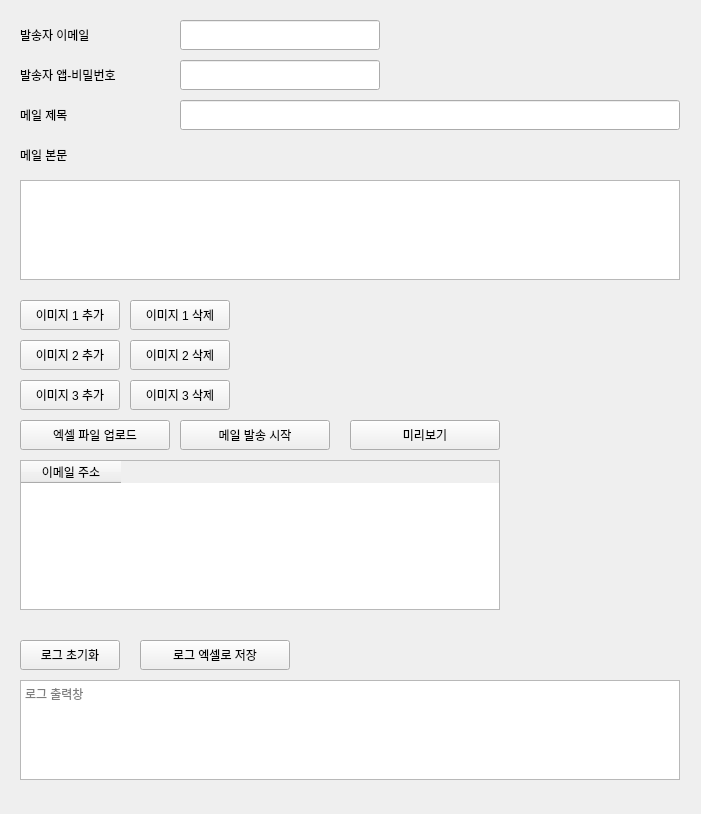
Above: email_sender_add_bodyTxt_image.ui from doctrin/MassMailSend before the change. Below: the same form after it.
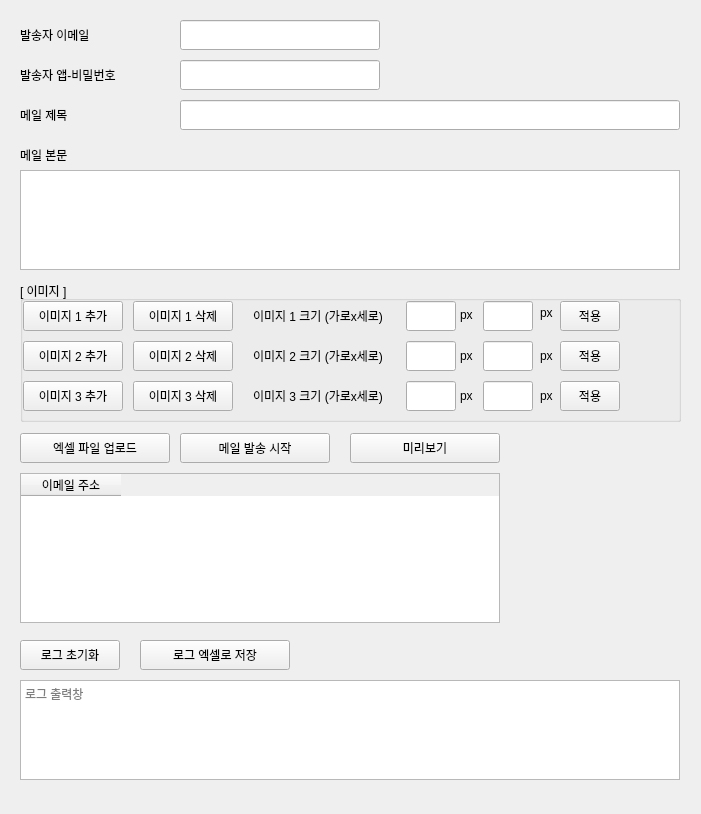
That is the form after the change.

Commit message:
메일본문 뒤에 이미지 추가가능(최대3장/사이즈 조정 가능), 미리보기 기능 추가
메일제목 > 메일본문 > 이미지 1 > 이미지 2 > 이미지 3 의 순서대로 메일내용 작성하여 발송. 이미지 사이즈도 조정 가능하며 미리보기에서도 확인 가능

```diff
--- a/email_sender_add_bodyTxt_image.ui
+++ b/email_sender_add_bodyTxt_image.ui
@@ -99,7 +99,7 @@
    <property name="geometry">
     <rect>
      <x>20</x>
-     <y>180</y>
+     <y>170</y>
      <width>660</width>
      <height>100</height>
     </rect>
@@ -108,8 +108,8 @@
   <widget class="QPushButton" name="btnAttachImage1">
    <property name="geometry">
     <rect>
-     <x>20</x>
-     <y>300</y>
+     <x>23</x>
+     <y>301</y>
      <width>100</width>
      <height>30</height>
     </rect>
@@ -121,8 +121,8 @@
   <widget class="QPushButton" name="btnRemoveImage1">
    <property name="geometry">
     <rect>
-     <x>130</x>
-     <y>300</y>
+     <x>133</x>
+     <y>301</y>
      <width>100</width>
      <height>30</height>
     </rect>
@@ -134,8 +134,8 @@
   <widget class="QPushButton" name="btnAttachImage2">
    <property name="geometry">
     <rect>
-     <x>20</x>
-     <y>340</y>
+     <x>23</x>
+     <y>341</y>
      <width>100</width>
      <height>30</height>
     </rect>
@@ -147,8 +147,8 @@
   <widget class="QPushButton" name="btnRemoveImage2">
    <property name="geometry">
     <rect>
-     <x>130</x>
-     <y>340</y>
+     <x>133</x>
+     <y>341</y>
      <width>100</width>
      <height>30</height>
     </rect>
@@ -160,8 +160,8 @@
   <widget class="QPushButton" name="btnAttachImage3">
    <property name="geometry">
     <rect>
-     <x>20</x>
-     <y>380</y>
+     <x>23</x>
+     <y>381</y>
      <width>100</width>
      <height>30</height>
     </rect>
@@ -173,8 +173,8 @@
   <widget class="QPushButton" name="btnRemoveImage3">
    <property name="geometry">
     <rect>
-     <x>130</x>
-     <y>380</y>
+     <x>133</x>
+     <y>381</y>
      <width>100</width>
      <height>30</height>
     </rect>
@@ -183,11 +183,149 @@
     <string>이미지 3 삭제</string>
    </property>
   </widget>
+  <widget class="QLabel" name="labelImage1Size">
+   <property name="geometry">
+    <rect>
+     <x>253</x>
+     <y>301</y>
+     <width>151</width>
+     <height>30</height>
+    </rect>
+   </property>
+   <property name="text">
+    <string>이미지 1 크기 (가로x세로)</string>
+   </property>
+  </widget>
+  <widget class="QLineEdit" name="lineEditImage1Width">
+   <property name="geometry">
+    <rect>
+     <x>406</x>
+     <y>301</y>
+     <width>50</width>
+     <height>30</height>
+    </rect>
+   </property>
+  </widget>
+  <widget class="QLineEdit" name="lineEditImage1Height">
+   <property name="geometry">
+    <rect>
+     <x>483</x>
+     <y>301</y>
+     <width>50</width>
+     <height>30</height>
+    </rect>
+   </property>
+  </widget>
+  <widget class="QPushButton" name="btnApplyImage1Size">
+   <property name="geometry">
+    <rect>
+     <x>560</x>
+     <y>301</y>
+     <width>60</width>
+     <height>30</height>
+    </rect>
+   </property>
+   <property name="text">
+    <string>적용</string>
+   </property>
+  </widget>
+  <widget class="QLabel" name="labelImage2Size">
+   <property name="geometry">
+    <rect>
+     <x>253</x>
+     <y>341</y>
+     <width>151</width>
+     <height>30</height>
+    </rect>
+   </property>
+   <property name="text">
+    <string>이미지 2 크기 (가로x세로)</string>
+   </property>
+  </widget>
+  <widget class="QLineEdit" name="lineEditImage2Width">
+   <property name="geometry">
+    <rect>
+     <x>406</x>
+     <y>341</y>
+     <width>50</width>
+     <height>30</height>
+    </rect>
+   </property>
+  </widget>
+  <widget class="QLineEdit" name="lineEditImage2Height">
+   <property name="geometry">
+    <rect>
+     <x>483</x>
+     <y>341</y>
+     <width>50</width>
+     <height>30</height>
+    </rect>
+   </property>
+  </widget>
+  <widget class="QPushButton" name="btnApplyImage2Size">
+   <property name="geometry">
+    <rect>
+     <x>560</x>
+     <y>341</y>
+     <width>60</width>
+     <height>30</height>
+    </rect>
+   </property>
+   <property name="text">
+    <string>적용</string>
+   </property>
+  </widget>
+  <widget class="QLabel" name="labelImage3Size">
+   <property name="geometry">
+    <rect>
+     <x>253</x>
+     <y>381</y>
+     <width>151</width>
+     <height>30</height>
+    </rect>
+   </property>
+   <property name="text">
+    <string>이미지 3 크기 (가로x세로)</string>
+   </property>
+  </widget>
+  <widget class="QLineEdit" name="lineEditImage3Width">
+   <property name="geometry">
+    <rect>
+     <x>406</x>
+     <y>381</y>
+     <width>50</width>
+     <height>30</height>
+    </rect>
+   </property>
+  </widget>
+  <widget class="QLineEdit" name="lineEditImage3Height">
+   <property name="geometry">
+    <rect>
+     <x>483</x>
+     <y>381</y>
+     <width>50</width>
+     <height>30</height>
+    </rect>
+   </property>
+  </widget>
+  <widget class="QPushButton" name="btnApplyImage3Size">
+   <property name="geometry">
+    <rect>
+     <x>560</x>
+     <y>381</y>
+     <width>60</width>
+     <height>30</height>
+    </rect>
+   </property>
+   <property name="text">
+    <string>적용</string>
+   </property>
+  </widget>
   <widget class="QPushButton" name="btnUploadExcel">
    <property name="geometry">
     <rect>
      <x>20</x>
-     <y>420</y>
+     <y>433</y>
      <width>150</width>
      <height>30</height>
     </rect>
@@ -200,7 +338,7 @@
    <property name="geometry">
     <rect>
      <x>180</x>
-     <y>420</y>
+     <y>433</y>
      <width>150</width>
      <height>30</height>
     </rect>
@@ -213,7 +351,7 @@
    <property name="geometry">
     <rect>
      <x>20</x>
-     <y>460</y>
+     <y>473</y>
      <width>480</width>
      <height>150</height>
     </rect>
@@ -234,7 +372,7 @@
    <property name="geometry">
     <rect>
      <x>350</x>
-     <y>420</y>
+     <y>433</y>
      <width>150</width>
      <height>30</height>
     </rect>
@@ -282,6 +420,132 @@
     <string>로그 엑셀로 저장</string>
    </property>
   </widget>
+  <widget class="QGroupBox" name="groupBox">
+   <property name="geometry">
+    <rect>
+     <x>20</x>
+     <y>281</y>
+     <width>661</width>
+     <height>141</height>
+    </rect>
+   </property>
+   <property name="title">
+    <string>[ 이미지 ]</string>
+   </property>
+   <widget class="QLabel" name="labelPxl_2">
+    <property name="geometry">
+     <rect>
+      <x>440</x>
+      <y>60</y>
+      <width>16</width>
+      <height>30</height>
+     </rect>
+    </property>
+    <property name="text">
+     <string>px</string>
+    </property>
+   </widget>
+   <widget class="QLabel" name="labelPxl_3">
+    <property name="geometry">
+     <rect>
+      <x>440</x>
+      <y>100</y>
+      <width>16</width>
+      <height>30</height>
+     </rect>
+    </property>
+    <property name="text">
+     <string>px</string>
+    </property>
+   </widget>
+   <widget class="QLabel" name="labelPxl_4">
+    <property name="geometry">
+     <rect>
+      <x>520</x>
+      <y>17</y>
+      <width>16</width>
+      <height>30</height>
+     </rect>
+    </property>
+    <property name="text">
+     <string>px</string>
+    </property>
+   </widget>
+   <widget class="QLabel" name="labelPxl_5">
+    <property name="geometry">
+     <rect>
+      <x>520</x>
+      <y>60</y>
+      <width>16</width>
+      <height>30</height>
+     </rect>
+    </property>
+    <property name="text">
+     <string>px</string>
+    </property>
+   </widget>
+   <widget class="QLabel" name="labelPxl_6">
+    <property name="geometry">
+     <rect>
+      <x>520</x>
+      <y>100</y>
+      <width>16</width>
+      <height>30</height>
+     </rect>
+    </property>
+    <property name="text">
+     <string>px</string>
+    </property>
+   </widget>
+  </widget>
+  <widget class="QLabel" name="labelPxl">
+   <property name="geometry">
+    <rect>
+     <x>460</x>
+     <y>300</y>
+     <width>16</width>
+     <height>30</height>
+    </rect>
+   </property>
+   <property name="text">
+    <string>px</string>
+   </property>
+  </widget>
+  <zorder>groupBox</zorder>
+  <zorder>labelSenderEmail</zorder>
+  <zorder>lineEditSenderEmail</zorder>
+  <zorder>labelSenderPassword</zorder>
+  <zorder>lineEditSenderPassword</zorder>
+  <zorder>labelEmailSubject</zorder>
+  <zorder>lineEditEmailSubject</zorder>
+  <zorder>labelEmailBody</zorder>
+  <zorder>textEditEmailBody</zorder>
+  <zorder>btnAttachImage1</zorder>
+  <zorder>btnRemoveImage1</zorder>
+  <zorder>btnAttachImage2</zorder>
+  <zorder>btnRemoveImage2</zorder>
+  <zorder>btnAttachImage3</zorder>
+  <zorder>btnRemoveImage3</zorder>
+  <zorder>labelImage1Size</zorder>
+  <zorder>lineEditImage1Width</zorder>
+  <zorder>lineEditImage1Height</zorder>
+  <zorder>btnApplyImage1Size</zorder>
+  <zorder>labelImage2Size</zorder>
+  <zorder>lineEditImage2Width</zorder>
+  <zorder>lineEditImage2Height</zorder>
+  <zorder>btnApplyImage2Size</zorder>
+  <zorder>labelImage3Size</zorder>
+  <zorder>lineEditImage3Width</zorder>
+  <zorder>lineEditImage3Height</zorder>
+  <zorder>btnApplyImage3Size</zorder>
+  <zorder>btnUploadExcel</zorder>
+  <zorder>btnSendEmails</zorder>
+  <zorder>tableWidget</zorder>
+  <zorder>btnPreviewEmail</zorder>
+  <zorder>textEditLog</zorder>
+  <zorder>btnClearLog</zorder>
+  <zorder>btnSaveLogToExcel</zorder>
+  <zorder>labelPxl</zorder>
  </widget>
  <resources/>
  <connections/>
```
The commit also changes 6 other files.
